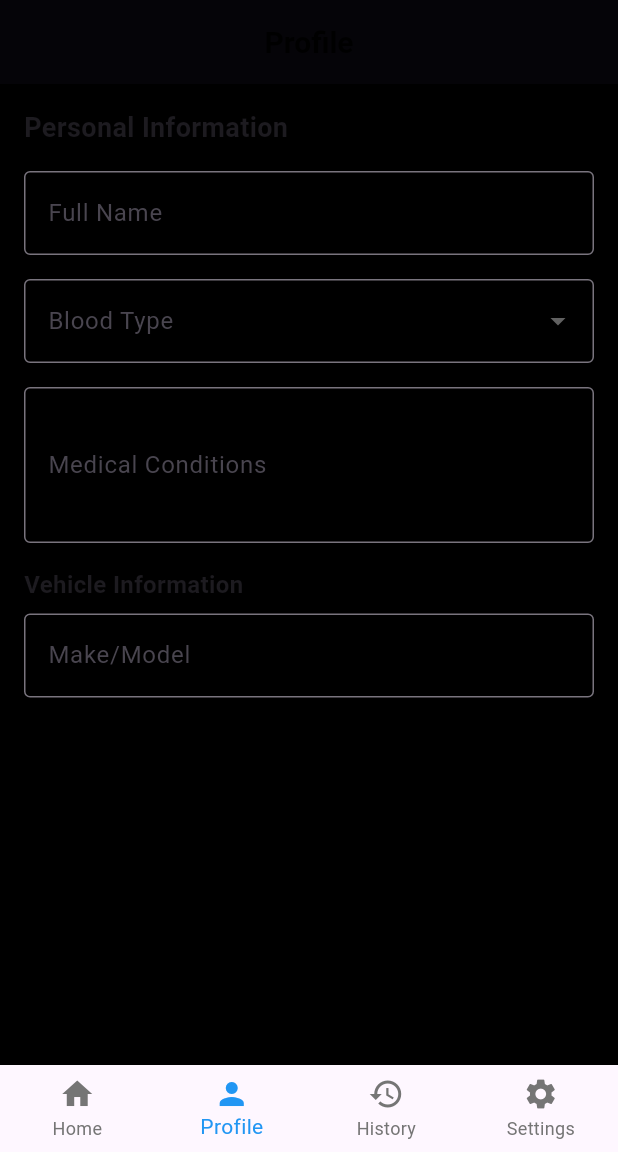
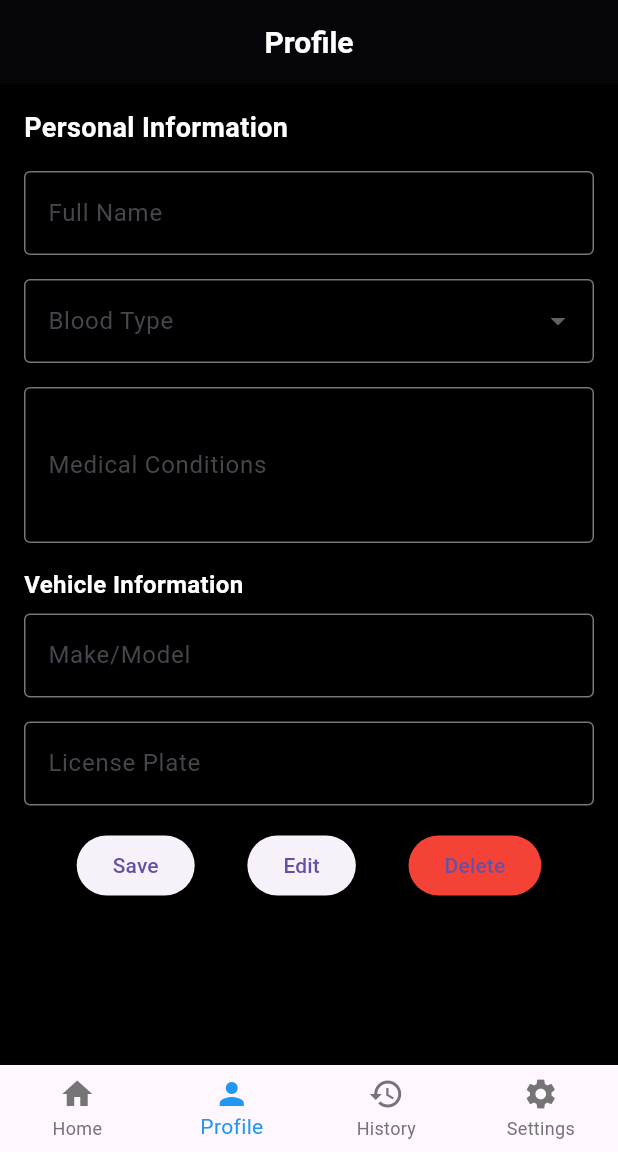
Before and after one commit to KarlaLorrane/sos_guardian_v1, a Flutter app: the screen it shows after launch, item 2 of the bottom bar chosen, on a phone screen of 412 x 824 dp, the part 84-1236 px from its top. Run offline on Flutter 3.47's test engine with Material 3 defaults, Android fonts, the light colour scheme and no system bars.

Commit message:
Fixed logo issue and add some layout implementation in profile

```diff
--- a/lib/main.dart
+++ b/lib/main.dart
@@ -111,7 +111,7 @@ class HomeScreen extends StatelessWidget {
             child: Center(
               // logo
               child: Image.asset(
-                '/guardiansoslogo.png',
+                'assets/images/guardiansoslogo.png',
                 height: sosButtonHeight * 2.6,
               ),
             ),
--- a/lib/profilepage.dart
+++ b/lib/profilepage.dart
@@ -1,4 +1,9 @@
 import 'package:flutter/material.dart';
+
+//some assets to be used for style
+const kFormTextColor = Colors.white;
+const kFormBackgroundColor = Colors.black87;
+const kFormBorderColor = Colors.white;
 
 class ProfilePage extends StatefulWidget {
   const ProfilePage({super.key});
@@ -11,6 +16,7 @@ class _ProfilePageState extends State<ProfilePage> {
   final _nameController = TextEditingController();
   final _medicalConditionsController = TextEditingController();
   final _vehicleInfoController = TextEditingController();
+  final _vehicleLicensePlateController = TextEditingController();
 
   String? _selectedBloodType;
 
@@ -29,7 +35,9 @@ class _ProfilePageState extends State<ProfilePage> {
   Widget build(BuildContext context) {
     return Scaffold(
       appBar: AppBar(
-        title: const Text("Profile"),
+        title: const Text(
+          "Profile",
+          style: TextStyle(color: kFormTextColor),),
         centerTitle: true,
         backgroundColor: Colors.black87,
         foregroundColor: Colors.white,
@@ -40,7 +48,7 @@ class _ProfilePageState extends State<ProfilePage> {
           children: [
             const Text(
               "Personal Information",
-              style: TextStyle(fontSize: 18, fontWeight: FontWeight.bold),
+              style: TextStyle(fontSize: 18, fontWeight: FontWeight.bold, color: kFormTextColor),
             ),
             const SizedBox(height: 16),
 
@@ -51,6 +59,7 @@ class _ProfilePageState extends State<ProfilePage> {
                 labelText: "Full Name",
                 hintText: "Enter your name",
                 border: OutlineInputBorder(),
+                hintStyle: TextStyle(color: kFormTextColor),
               ),
             ),
             const SizedBox(height: 16),
@@ -91,7 +100,7 @@ class _ProfilePageState extends State<ProfilePage> {
             // Veículo
             const Text(
               "Vehicle Information",
-              style: TextStyle(fontSize: 16, fontWeight: FontWeight.bold),
+              style: TextStyle(fontSize: 16, fontWeight: FontWeight.bold, color: kFormTextColor),
             ),
             const SizedBox(height: 8),
             TextField(
@@ -101,6 +110,52 @@ class _ProfilePageState extends State<ProfilePage> {
                 border: OutlineInputBorder(),
               ),
             ),
+            const SizedBox(height: 16),
+            TextField(
+              controller: _vehicleLicensePlateController,
+              decoration: const InputDecoration(
+                hintText: "License Plate",
+                border: OutlineInputBorder(),
+              ),
+            ),
+            const SizedBox(height: 16),
+            Row(
+              mainAxisAlignment: MainAxisAlignment.spaceEvenly,
+              children: [
+              ElevatedButton(
+                onPressed: () {
+                // Save action
+                ScaffoldMessenger.of(context).showSnackBar(
+                  const SnackBar(content: Text("Profile saved!")),
+                );
+                },
+                child: const Text("Save"),
+              ),
+              ElevatedButton(
+                onPressed: () {
+                // Edit action
+                ScaffoldMessenger.of(context).showSnackBar(
+                  const SnackBar(content: Text("Edit mode enabled!")),
+                );
+                },
+                child: const Text("Edit"),
+              ),
+              ElevatedButton(
+                onPressed: () {
+                // Delete vehicle action
+                _vehicleInfoController.clear();
+                _vehicleLicensePlateController.clear();
+                ScaffoldMessenger.of(context).showSnackBar(
+                  const SnackBar(content: Text("Vehicle information deleted!")),
+                );
+                },
+                style: ElevatedButton.styleFrom(
+                backgroundColor: Colors.red,
+                ),
+                child: const Text("Delete"),
+              ),
+              ],
+            ),
           ],
         ),
       ),
--- a/pubspec.yaml
+++ b/pubspec.yaml
@@ -34,6 +34,7 @@ dependencies:
   # The following adds the Cupertino Icons font to your application.
   # Use with the CupertinoIcons class for iOS style icons.
   cupertino_icons: ^1.0.8
+  google_maps_flutter: ^2.2.0
 
 dev_dependencies:
   flutter_test:
@@ -61,6 +62,9 @@ flutter:
   # assets:
   #   - images/a_dot_burr.jpeg
   #   - images/a_dot_ham.jpeg
+  assets:
+    - assets/images/guardiansoslogo.png
+
 
   # An image asset can refer to one or more resolution-specific "variants", see
   # https://flutter.dev/to/resolution-aware-images
```
Also changed, not shown: assets/images/guardiansoslogo.png (renamed from assets/guardiansoslogo.png), pubspec.lock.
